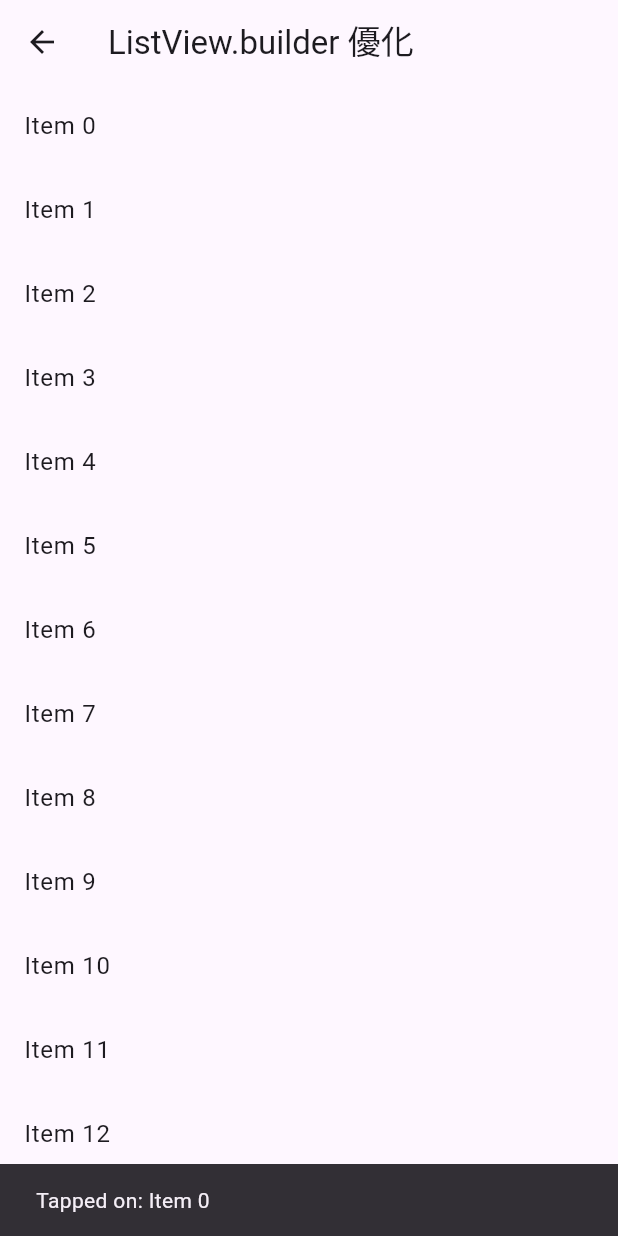
After one commit to cccsdxtw/test_flutter_tips, a Flutter app: the OptimizedListViewPage screen opened directly, after a tap on an icon or button, on a phone screen of 412 x 824 dp. The commit adds this screen. Run offline on Flutter 3.47's test engine with Material 3 defaults, Android fonts, the phone set to English and light mode, and no system bars; our stand-ins replace get, logger.

Commit message:
功能系- 簡易 ListView.builder

```diff
--- a/lib/main.dart
+++ b/lib/main.dart
@@ -2,6 +2,7 @@ import 'package:flutter/material.dart';
 import 'package:get/get.dart';
 import 'package:test_flutter_tips/tips/const.dart';
 import 'package:test_flutter_tips/tips/lnit_example.dart';
+import 'package:test_flutter_tips/tips/optimized_list_view.dart';
 import 'package:test_flutter_tips/tips/preparation.dart';
 import 'package:test_flutter_tips/tips/value_notifier_example.dart';
 
@@ -29,6 +30,7 @@ class HomePage extends StatelessWidget {
     '關於Const的復用': const Const(),
     '初始化時避免非同步': const InitExample(),
     'ValueNotifier元件': ValueNotifierExample(),
+    'ListView簡易避免載入': const OptimizedListViewPage(),
     '這頁是預留的': const PreparationPage(),
   };
 
@@ -46,7 +48,7 @@ class HomePage extends StatelessWidget {
   @override
   Widget build(BuildContext context) {
     final List<ButtonData> buttons = getButtons();
-
+    print('recoding.....');
     return Scaffold(
       appBar: AppBar(title: const Text('Flutter 小技巧練習')),
       body: Center(
--- /dev/null
+++ b/lib/tips/optimized_list_view.dart
@@ -0,0 +1,82 @@
+import 'package:flutter/material.dart';
+import '../globals_debug.dart';
+
+class OptimizedListViewPage extends StatefulWidget {
+  const OptimizedListViewPage({super.key});
+
+  @override
+  State<OptimizedListViewPage> createState() => _OptimizedListViewPageState(); // 使用私有類別
+}
+
+class _OptimizedListViewPageState extends State<OptimizedListViewPage> {
+  // 預設顯示30個項目
+  final List<String> items = List.generate(30, (index) => 'Item $index');
+  final ScrollController _scrollController = ScrollController();
+  bool _isLoading = false;
+
+  @override
+  void initState() {
+    super.initState();
+    // 設置滾動控制器監聽
+    _scrollController.addListener(() {
+      if (_scrollController.position.pixels == _scrollController.position.maxScrollExtent) {
+        // 滑動到底部，開始加載更多資料
+        _loadMoreData();
+        logger.e('滑動到底部，開始加載更多資料');
+      }
+    });
+  }
+
+  void _loadMoreData() async {
+    if (_isLoading) return;
+    setState(() {
+      _isLoading = true;
+    });
+
+    // 模擬加載更多資料
+    await Future.delayed(const Duration(seconds: 2));
+
+    // 加載新資料並更新列表
+    final newItems = List.generate(30, (index) => 'New Item ${items.length + index}');
+    setState(() {
+      items.addAll(newItems);
+      _isLoading = false;
+    });
+  }
+
+  @override
+  void dispose() {
+    _scrollController.dispose();
+    super.dispose();
+  }
+
+  @override
+  Widget build(BuildContext context) {
+    return Scaffold(
+      appBar: AppBar(title: const Text("ListView.builder 優化")),
+      body: ListView.builder(
+        controller: _scrollController,
+        itemCount: items.length + (_isLoading ? 1 : 0), // 顯示額外的加載指示器
+        cacheExtent: 90,//只保留這麼多
+        itemBuilder: (context, index) {
+          if (index == items.length) {
+            // 顯示加載指示器
+            return const Center(child: CircularProgressIndicator());
+          }
+          return ListTile(
+            title: Text(items[index]),
+            onTap: () {
+              // 清除已顯示的吐司
+              ScaffoldMessenger.of(context).clearSnackBars();
+              // 點擊項目後顯示吐司
+              ScaffoldMessenger.of(context).showSnackBar(
+                SnackBar(content: Text('Tapped on: ${items[index]}')),
+              );
+              logger.e('Tapped on: ${items[index]}');
+            },
+          );
+        },
+      ),
+    );
+  }
+}
```
